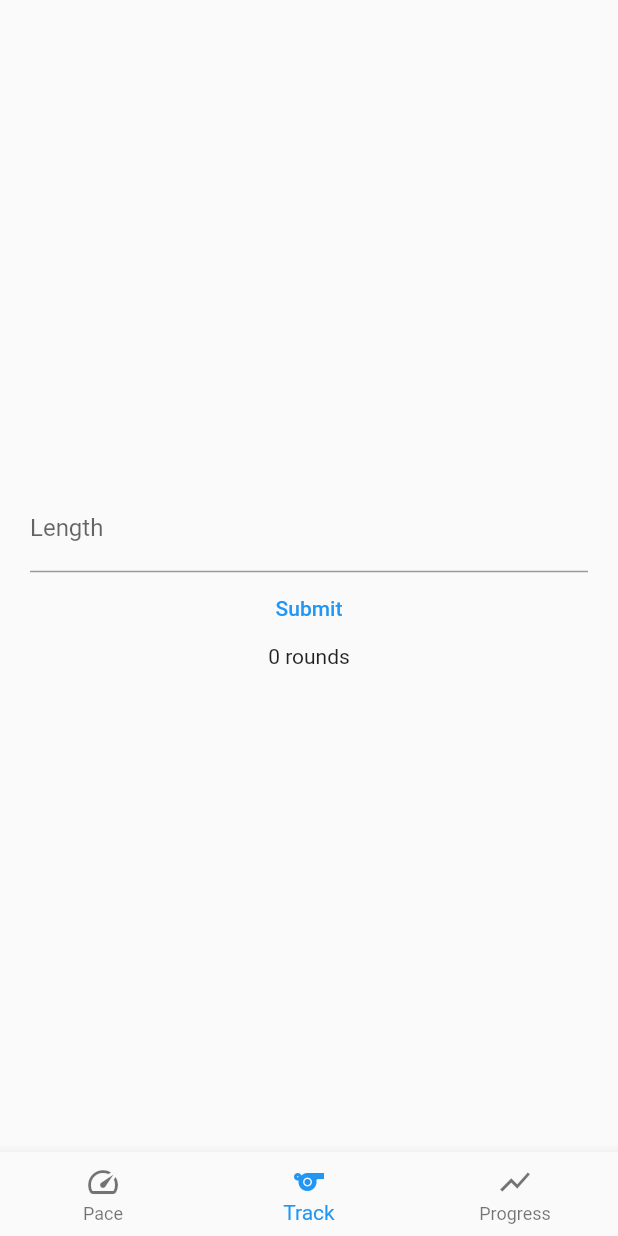
After one commit to gjeddakbs/running, a Flutter app: the RunningPaceScreen screen opened by its route, item 2 of the bottom bar chosen, after a tap on "Submit", on a phone screen of 412 x 824 dp. The commit adds this screen. Run offline on Flutter 3.47's test engine with Material 2 defaults, Android fonts, the phone set to English and light mode, and no system bars.

Commit message:
Kommet et stykke lenger med overordnet struktur.

```diff
--- /dev/null
+++ b/lib/functions/track_functions.dart
@@ -0,0 +1,10 @@
+num roundCalculator({required num length}) => length / 400;
+
+num numberOfRounds({required num length}) {
+  num rounds = roundCalculator(length: length);
+  if (rounds == rounds.roundToDouble()) {
+    print("is int");
+    return rounds.toInt();
+  } else
+    return rounds;
+}
--- a/lib/main.dart
+++ b/lib/main.dart
@@ -2,6 +2,8 @@ import 'package:flutter/material.dart';
 import 'package:run_app/screens/menu_screen.dart';
 import 'package:run_app/screens/pace_screen.dart';
 import 'package:run_app/screens/progression_screen.dart';
+import 'package:run_app/screens/running_pace_screen.dart';
+import 'package:run_app/screens/track_screen.dart';
 
 void main() {
   runApp(MyApp());
@@ -21,6 +23,8 @@ class MyApp extends StatelessWidget {
         MenuScreen.id: (BuildContext context) => MenuScreen(),
         PaceScreen.id: (BuildContext context) => PaceScreen(),
         ProgressionScreen.id: (BuildContext context) => ProgressionScreen(),
+        TrackScreen.id: (BuildContext context) => TrackScreen(),
+        RunningPaceScreen.id: (BuildContext context) => RunningPaceScreen(),
       },
     );
   }
--- a/lib/screens/pace_screen.dart
+++ b/lib/screens/pace_screen.dart
@@ -75,7 +75,7 @@ class _PaceScreenState extends State<PaceScreen> {
               child: Row(
                 children: [
                   Container(
-                    height: 100,
+                    // height: 50,
                     width: 250,
                     child: CupertinoTimerPicker(
                         // key: UniqueKey(),
--- /dev/null
+++ b/lib/screens/pace_time_distance_screen.dart
@@ -0,0 +1,82 @@
+import 'package:flutter/material.dart';
+
+double currentSliderValue = 20;
+
+class MultiCalc extends StatefulWidget {
+  @override
+  _MultiCalcState createState() => _MultiCalcState();
+}
+
+class _MultiCalcState extends State<MultiCalc> {
+  List<String> distance = ["km", "miles", "Half-marathon", "Marathon"];
+  String dropDownValue = "km";
+  @override
+  Widget build(BuildContext context) {
+    return Scaffold(
+      body: Center(
+        child: Column(
+          mainAxisAlignment: MainAxisAlignment.center,
+          children: [
+            Center(
+                child: TextFormField(
+              keyboardType: TextInputType.number,
+              onChanged: (value) {
+                if (value.isNotEmpty) {
+                  setState(() {
+                    currentSliderValue = double.parse(value);
+                  });
+                }
+              },
+              decoration: InputDecoration(
+                border: UnderlineInputBorder(),
+                labelText: currentSliderValue.toString(),
+                hintText: currentSliderValue.toString(),
+              ),
+            )),
+            Center(child: Text(currentSliderValue.toStringAsFixed(1))),
+            Row(
+              children: [
+                Expanded(
+                  child: Slider(
+                      min: 0,
+                      max: 200.0,
+                      value: currentSliderValue,
+                      label: currentSliderValue.round().toString(),
+                      onChanged: (double value) {
+                        setState(() {
+                          currentSliderValue = value;
+                        });
+                      }),
+                ),
+                DropdownButton(
+                  isDense: true,
+                  value: dropDownValue,
+                  onChanged: (String? newValue) {
+                    setState(() {
+                      dropDownValue = newValue!;
+                    });
+                    distanceUpdater(inputMetrics: dropDownValue);
+                  },
+                  items: distance.map<DropdownMenuItem<String>>((String value) {
+                    return DropdownMenuItem<String>(
+                      value: value,
+                      child: Text(value),
+                    );
+                  }).toList(),
+                )
+              ],
+            )
+          ],
+        ),
+      ),
+    );
+  }
+}
+
+void distanceUpdater({required String inputMetrics}) {
+  if (inputMetrics == "Half-marathon") {
+    currentSliderValue = 21.0975;
+  } else if (inputMetrics == "Marathon") {
+    currentSliderValue = 42.195;
+  }
+}
--- /dev/null
+++ b/lib/screens/running_pace_screen.dart
@@ -0,0 +1,56 @@
+import 'package:flutter/material.dart';
+import 'package:run_app/screens/pace_time_distance_screen.dart';
+import 'package:run_app/screens/progression_screen.dart';
+import 'package:run_app/screens/track_screen.dart';
+
+class RunningPaceScreen extends StatefulWidget {
+  static String id = "running_pace_screen";
+  @override
+  _RunningPaceScreenState createState() => _RunningPaceScreenState();
+}
+
+class _RunningPaceScreenState extends State<RunningPaceScreen> {
+  int _selectedIndex = 0;
+
+  // static const TextStyle optionStyle =
+  //     TextStyle(fontSize: 30, fontWeight: FontWeight.bold);
+  List<Widget> _widgetOptions = <Widget>[
+    MultiCalc(),
+    TrackScreen(),
+    ProgressionScreen(),
+  ];
+
+  void _onItemTapped(int index) {
+    setState(() {
+      _selectedIndex = index;
+    });
+  }
+
+  @override
+  Widget build(BuildContext context) {
+    return Scaffold(
+      body: Center(
+        child: _widgetOptions.elementAt(_selectedIndex),
+      ),
+      bottomNavigationBar: BottomNavigationBar(
+        items: const <BottomNavigationBarItem>[
+          BottomNavigationBarItem(
+            icon: Icon(Icons.speed_outlined),
+            label: "Pace",
+          ),
+          BottomNavigationBarItem(
+            icon: Icon(Icons.sports_outlined),
+            label: 'Track',
+          ),
+          BottomNavigationBarItem(
+            icon: Icon(Icons.show_chart_outlined),
+            label: 'Progress',
+          ),
+        ],
+        currentIndex: _selectedIndex,
+        selectedItemColor: Colors.blue,
+        onTap: _onItemTapped,
+      ),
+    );
+  }
+}
--- /dev/null
+++ b/lib/screens/track_screen.dart
@@ -0,0 +1,55 @@
+import 'package:flutter/material.dart';
+import 'package:run_app/functions/track_functions.dart';
+
+class TrackScreen extends StatefulWidget {
+  static String id = "track_screen";
+
+  @override
+  _TrackScreenState createState() => _TrackScreenState();
+}
+
+class _TrackScreenState extends State<TrackScreen> {
+  num length = 0;
+
+  bool results = false;
+  @override
+  Widget build(BuildContext context) {
+    return Scaffold(
+      body: Center(
+        child: Padding(
+          padding: const EdgeInsets.all(20.0),
+          child: Column(
+            mainAxisAlignment: MainAxisAlignment.center,
+            children: [
+              Flexible(
+                  child: TextFormField(
+                keyboardType: TextInputType.number,
+                onChanged: (value) {
+                  if (value.isNotEmpty) {
+                    length = num.parse(value);
+                  }
+                },
+                decoration: InputDecoration(
+                  border: UnderlineInputBorder(),
+                  labelText: "Length",
+                ),
+              )),
+              TextButton(
+                onPressed: () {
+                  setState(() {
+                    results = true;
+                  });
+                  FocusScope.of(context).unfocus();
+                },
+                child: Text("Submit"),
+              ),
+              results
+                  ? Text("${numberOfRounds(length: length).toString()} rounds")
+                  : Text(""),
+            ],
+          ),
+        ),
+      ),
+    );
+  }
+}
```
Also changed, not shown: lib/screens/menu_screen.dart (+7 -0 lines), lib/screens/progression_screen.dart (+4 -5 lines).
